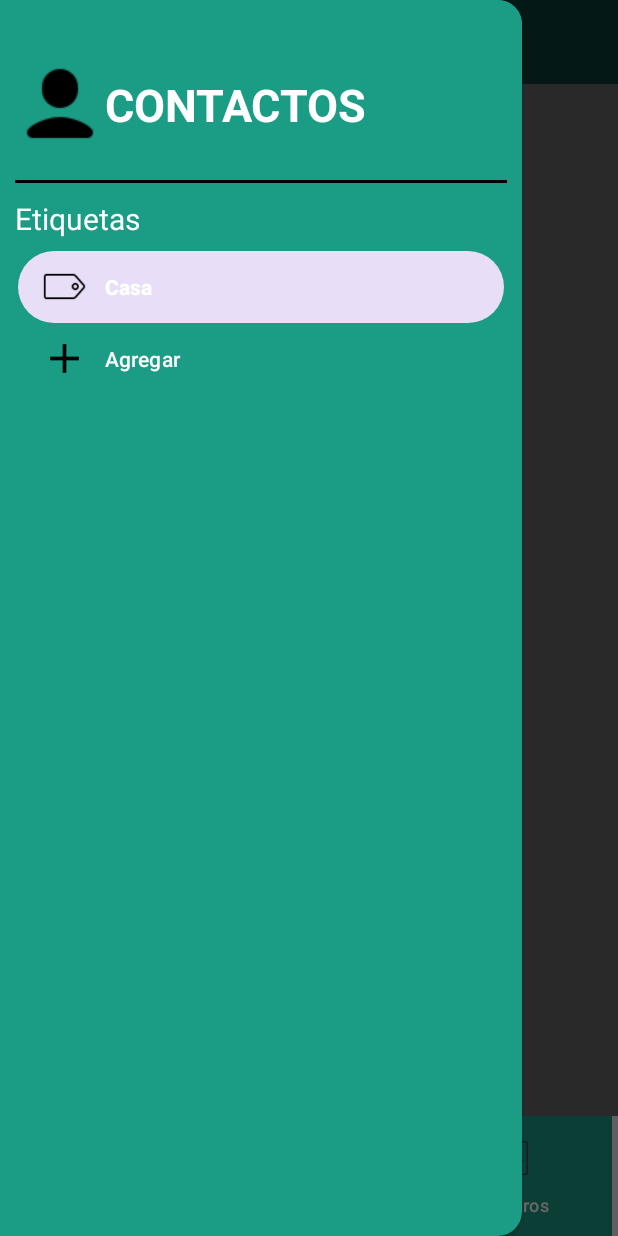
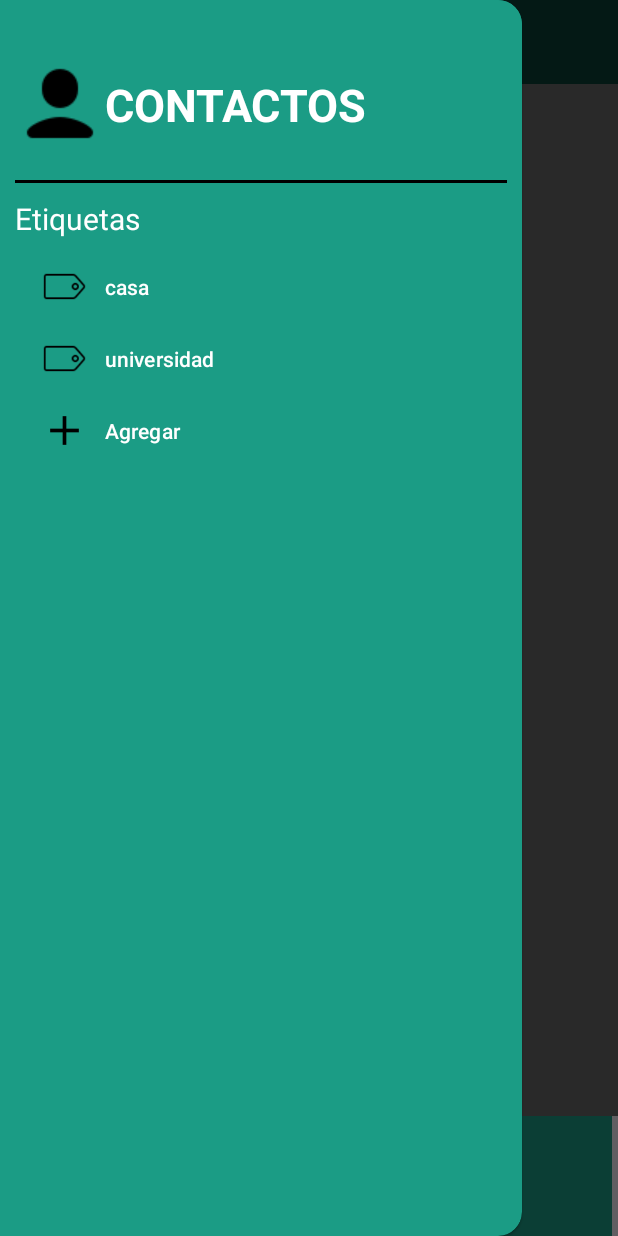
Before and after one commit to kevinmolinadev/gestor-de-contactos, an Android app: the screen it shows after launch (MainActivity), with the side drawer open, on a phone screen of 412 x 824 dp. Run offline under Robolectric (Android 15) with nearby library versions, the phone set to English and light mode, and no system bars.

```diff
--- a/app/src/main/java/com/example/gestorcontactos/MainActivity.java
+++ b/app/src/main/java/com/example/gestorcontactos/MainActivity.java
@@ -1,71 +1,94 @@
 package com.example.gestorcontactos;
 
+import androidx.annotation.NonNull;
 import androidx.appcompat.app.ActionBarDrawerToggle;
 import androidx.appcompat.app.AppCompatActivity;
+import androidx.appcompat.widget.SearchView;
 import androidx.appcompat.widget.Toolbar;
+import androidx.core.view.GravityCompat;
 import androidx.drawerlayout.widget.DrawerLayout;
 import androidx.fragment.app.Fragment;
 import androidx.fragment.app.FragmentManager;
 import androidx.fragment.app.FragmentTransaction;
+
+import android.content.Intent;
 import android.os.Bundle;
+import android.view.MenuItem;
+import android.view.View;
+import android.widget.Toast;
+
 import com.example.gestorcontactos.Pantallas.about_us;
 import com.example.gestorcontactos.Pantallas.contactos;
 import com.example.gestorcontactos.Pantallas.favorite;
+import com.example.gestorcontactos.Pantallas.tag;
 import com.google.android.material.bottomnavigation.BottomNavigationView;
 import com.google.android.material.navigation.NavigationView;
 
-public class MainActivity extends AppCompatActivity {
+public class MainActivity extends AppCompatActivity implements SearchView.OnQueryTextListener{
+    DrawerLayout drawerLayout;
+    NavigationView navigationView;
+    BottomNavigationView bottomNavigationView;
+    Toolbar toolbar;
+    SearchView search;
+
     @Override
     protected void onCreate(Bundle savedInstanceState) {
-        DrawerLayout drawerLayout;
-        BottomNavigationView bottomNavigationView;
         super.onCreate(savedInstanceState);
         setContentView(R.layout.activity_main);
-
+        Inicio();
+        busqueda();
+    }
+    public void Inicio() {
         bottomNavigationView = findViewById(R.id.bottomNavigationView);
         drawerLayout = findViewById(R.id.drawer_layout);
-        NavigationView navigationView = findViewById(R.id.nav_view);
-        Toolbar toolbar = findViewById(R.id.toolbar);
-
+        navigationView = findViewById(R.id.nav_view);
+        toolbar = findViewById(R.id.toolbar);
         setSupportActionBar(toolbar);
         ActionBarDrawerToggle toggle = new ActionBarDrawerToggle(this, drawerLayout, toolbar, R.string.open,
                 R.string.close);
         drawerLayout.addDrawerListener(toggle);
         toggle.syncState();
-        if (savedInstanceState == null) {
-            getSupportFragmentManager().beginTransaction().replace(R.id.fragment_container, new contactos()).commit();
-            navigationView.setCheckedItem(R.id.nav_home);
-        }
+
         replaceFragment(new contactos());
-
         bottomNavigationView.setOnItemSelectedListener(item -> {
-            /*switch (item.getItemId()) {
-                case R.id.contact:
-                    replaceFragment(new contactos());
-                    break;
-                case R.id.favorite:
-                    replaceFragment(new favorite());
-                    break;
-                case R.id.about_us:
-                    replaceFragment(new about_us());
-                    break;
-            }*/
             int itemId = item.getItemId();
             if (itemId == R.id.contact) {
                 replaceFragment(new contactos());
             } else if (itemId == R.id.favorite) {
                 replaceFragment(new favorite());
-            } else if (itemId == R.id.about_us) {
-                replaceFragment(new about_us());
             }
             return true;
         });
     }
-    private  void replaceFragment(Fragment fragment) {
+    /*getSupportFragmentManager().beginTransaction().replace(R.id.drawer_layout, new tag()).commit();
+            navigationView.setCheckedItem(R.id.casa);*/
+    private void replaceFragment(Fragment fragment) {
         FragmentManager fragmentManager = getSupportFragmentManager();
         FragmentTransaction fragmentTransaction = fragmentManager.beginTransaction();
         fragmentTransaction.replace(R.id.fragment_container, fragment);
         fragmentTransaction.commit();
     }
 
+    public void busqueda() {
+        search = findViewById(R.id.search);
+        search.setOnQueryTextListener(this);
+    }
+
+    @Override
+    public boolean onQueryTextSubmit(String query) {
+        System.out.println("Texto de búsqueda: " + query);
+        return true;
+    }
+
+    @Override
+    public boolean onQueryTextChange(String newText) {
+        return false;
+    }
+
+    public void tag_close(View view) {
+        Fragment fragment = getSupportFragmentManager().findFragmentById(R.id.drawer_layout);
+        if (fragment != null) {
+            getSupportFragmentManager().beginTransaction().remove(fragment).commit();
+        }
+    }
 }
--- a/app/src/main/res/layout/activity_main.xml
+++ b/app/src/main/res/layout/activity_main.xml
@@ -22,7 +22,19 @@
             android:elevation="4dp"
             android:background="@color/bg"
             android:theme="@style/ThemeOverlay.AppCompat.Dark.ActionBar"
-            android:popupTheme="@style/ThemeOverlay.AppCompat.Light"/>
+            android:popupTheme="@style/ThemeOverlay.AppCompat.Light">
+                <LinearLayout
+                    android:layout_width="match_parent"
+                    android:layout_height="match_parent"
+                    android:orientation="horizontal">
+
+                    <androidx.appcompat.widget.SearchView
+                        android:id="@+id/search"
+                        android:layout_width="match_parent"
+                        android:layout_height="match_parent"
+                         />
+                </LinearLayout>
+        </androidx.appcompat.widget.Toolbar>
 
         <FrameLayout
             android:id="@+id/fragment_container"
--- a/app/src/main/res/menu/horizontal.xml
+++ b/app/src/main/res/menu/horizontal.xml
@@ -10,8 +10,8 @@
         android:id="@+id/favorite"
         android:icon="@drawable/favoritos"
         />
-    <item android:title="Nosotros"
+    <!--<item android:title="Nosotros"
         android:id="@+id/about_us"
         android:icon="@drawable/informacion"
-        />
+        />-->
 </menu>
--- a/app/src/main/res/menu/vertical.xml
+++ b/app/src/main/res/menu/vertical.xml
@@ -3,16 +3,16 @@
     xmlns:android="http://schemas.android.com/apk/res/android"
     xmlns:tools="http://schemas.android.com/tools"
     tools:showIn="navigation_view">
-    <group
-        android:checkableBehavior="single">
-        <item
-            android:id="@+id/nav_home"
-            android:icon="@drawable/tag"
-            android:title="Casa"/>
-    </group>
+    <item
+        android:id="@+id/casa"
+        android:icon="@drawable/tag"
+        android:title="casa"/>
+    <item
+        android:id="@+id/universidad"
+        android:icon="@drawable/tag"
+        android:title="universidad"/>
     <item
         android:id="@+id/add_tag"
         android:icon="@drawable/agregar"
         android:title="Agregar"/>
-
 </menu>
--- a/app/src/main/res/values/colors.xml
+++ b/app/src/main/res/values/colors.xml
@@ -4,4 +4,6 @@
     <color name="white">#FFFFFFFF</color>
     <color name="bg">#1B9C85</color>
     <color name="bgbtn">#E8F6EF</color>
+    <color name="red">#E32626</color>
+    <color name="fondo">#b3000000</color>
 </resources>
--- a/build.gradle
+++ b/build.gradle
@@ -1,5 +1,5 @@
 // Top-level build file where you can add configuration options common to all sub-projects/modules.
 plugins {
-    id 'com.android.application' version '8.0.0' apply false
-    id 'com.android.library' version '8.0.0' apply false
+    id 'com.android.application' version '8.0.2' apply false
+    id 'com.android.library' version '8.0.2' apply false
 }
```
Also changed, not shown: app/src/main/java/com/example/gestorcontactos/Pantallas/tag.java (added, +66 -0 lines), app/src/main/res/layout/fragment_tag.xml (added, +66 -0 lines).
